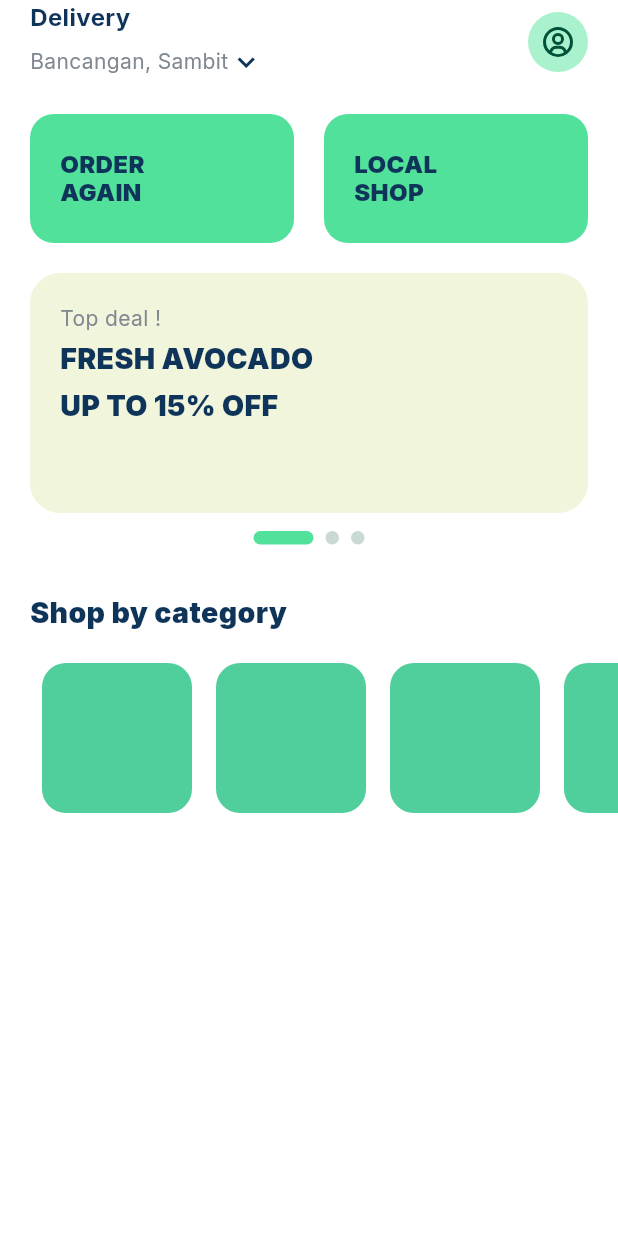
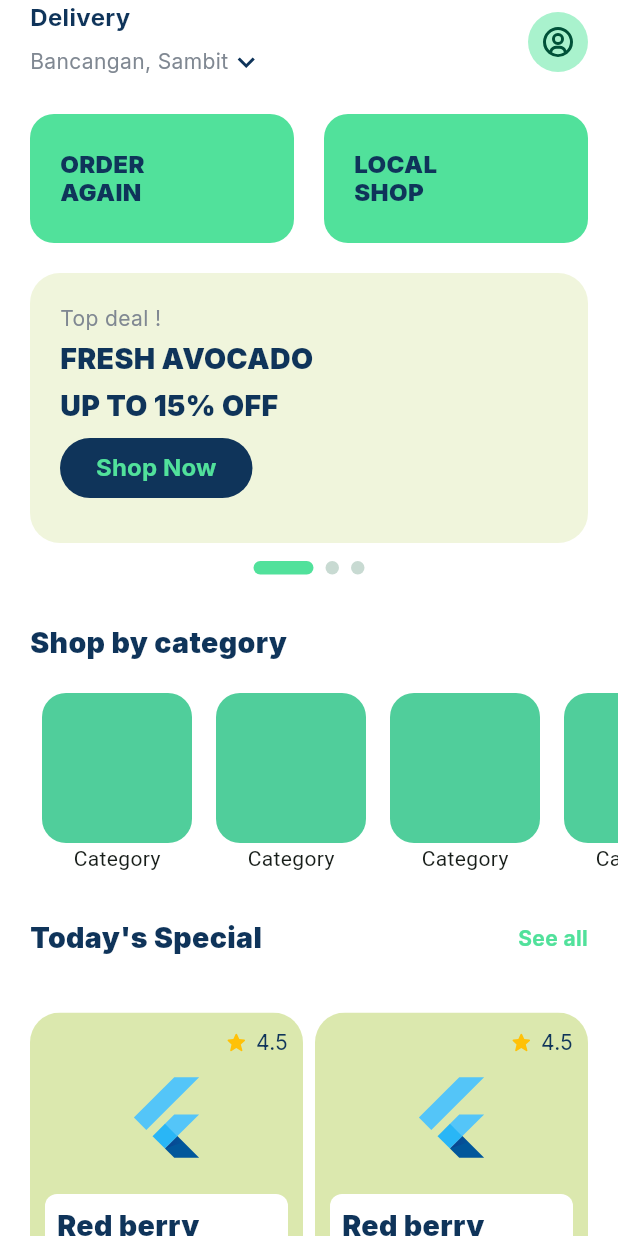
Before and after one commit to CristovoXDGM/bento_challange, a Flutter app: the screen it shows after launch, on a phone screen of 412 x 824 dp. Run offline on Flutter 3.47's test engine with Material 3 defaults, Android fonts, the phone set to English and light mode, and no system bars; drawn by our look-alikes of flutter_animate; our stand-ins replace boxicons.

Commit message:
feat: add special offers list

```diff
--- a/lib/home/ui/components/shop_categories_list.dart
+++ b/lib/home/ui/components/shop_categories_list.dart
@@ -18,7 +18,9 @@ class _ShopCategoriesListState extends State<ShopCategoriesList> {
       scrollDirection: Axis.horizontal,
       padding: EdgeInsets.zero,
       itemBuilder: (context, index) {
-        return Container(
+        return Column(
+          children: [
+            Container(
               margin: const EdgeInsets.symmetric(horizontal: 8),
               decoration: BoxDecoration(
                 color: AppColors.primary,
@@ -26,6 +28,9 @@ class _ShopCategoriesListState extends State<ShopCategoriesList> {
               ),
               width: 100,
               height: 100,
+            ),
+            const Text("Category")
+          ],
         );
       },
     );
--- a/lib/home/ui/components/shop_offers_carousel.dart
+++ b/lib/home/ui/components/shop_offers_carousel.dart
@@ -5,7 +5,7 @@ import 'carousel_indicartor.dart';
 class ShopOffersCarousel extends StatefulWidget {
   const ShopOffersCarousel({
     super.key,
-    this.carouselHeight = 160,
+    this.carouselHeight = 180,
     this.carouselWidgets = const [],
   });
   final double carouselHeight;
@@ -20,7 +20,7 @@ class _ShopOffersCarouselState extends State<ShopOffersCarousel> {
 
   @override
   Widget build(BuildContext context) {
-    final size = MediaQuery.sizeOf(context);
+    // final size = MediaQuery.sizeOf(context);
 
     return Column(
       children: [
--- /dev/null
+++ b/lib/home/ui/components/special_offers_list.dart
@@ -0,0 +1,140 @@
+import 'package:bento_food_challange/home/ui/widgets/title_text.dart';
+import 'package:bento_food_challange/shared/constants/app_colors.dart';
+import 'package:boxicons/boxicons.dart';
+import 'package:flutter/material.dart';
+
+class SpecialOffersList extends StatefulWidget {
+  const SpecialOffersList({super.key});
+
+  @override
+  State<SpecialOffersList> createState() => _SpecialOffersListState();
+}
+
+class _SpecialOffersListState extends State<SpecialOffersList> {
+  @override
+  Widget build(BuildContext context) {
+    // final size = MediaQuery.of(context).size;
+    return GridView.builder(
+      shrinkWrap: true,
+      physics: const NeverScrollableScrollPhysics(),
+      clipBehavior: Clip.none,
+      padding: const EdgeInsets.all(20),
+      gridDelegate: const SliverGridDelegateWithFixedCrossAxisCount(
+        crossAxisCount: 2,
+        crossAxisSpacing: 8,
+        mainAxisSpacing: 8,
+        mainAxisExtent: 200,
+      ),
+      itemBuilder: (context, index) {
+        return ClipRRect(
+          borderRadius: BorderRadius.circular(20),
+          child: Container(
+            decoration: BoxDecoration(
+              color: AppColors.secondaryHover,
+            ),
+            width: 400,
+            height: 800,
+            child: Stack(
+              children: [
+                Positioned(
+                  right: 10,
+                  top: 10,
+                  child: Row(
+                    mainAxisSize: MainAxisSize.max,
+                    crossAxisAlignment: CrossAxisAlignment.center,
+                    mainAxisAlignment: MainAxisAlignment.center,
+                    children: [
+                      const Icon(
+                        Boxicons.bxs_star,
+                        size: 14,
+                        color: Colors.amber,
+                      ),
+                      const SizedBox(
+                        width: 6,
+                      ),
+                      Text(
+                        "4.5",
+                        style: TextStyle(
+                            fontFamily: "Inter", color: AppColors.mainTextColor),
+                      ),
+                    ],
+                  ),
+                ),
+                const Positioned(
+                  top: 40,
+                  left: 0,
+                  right: 0,
+                  child: FlutterLogo(
+                    size: 60,
+                  ),
+                ),
+                Positioned(
+                  bottom: 0,
+                  right: 0,
+                  left: 0,
+                  child: Container(
+                    padding: const EdgeInsetsDirectional.all(8),
+                    decoration: BoxDecoration(
+                      color: Colors.white,
+                      borderRadius: BorderRadius.circular(8),
+                    ),
+                    margin: const EdgeInsets.fromLTRB(10, 0, 10, 10),
+                    width: 100,
+                    child: Column(
+                      children: [
+                        const Row(
+                          children: [TitleText(text: "Red berry"), Spacer()],
+                        ),
+                        Row(
+                          children: [
+                            Text(
+                              "\$8.15",
+                              style: TextStyle(
+                                fontFamily: "Inter",
+                                fontSize: 18,
+                                fontWeight: FontWeight.bold,
+                                color: AppColors.mainTextColor,
+                              ),
+                            ),
+                            const SizedBox(
+                              width: 8,
+                            ),
+                            Text(
+                              "\$8.15",
+                              style: TextStyle(
+                                fontFamily: "Inter",
+                                fontSize: 14,
+                                decoration: TextDecoration.lineThrough,
+                                decorationColor: AppColors.greyTextColor,
+                                color: AppColors.greyTextColor,
+                              ),
+                            ),
+                            const Spacer(),
+                          ],
+                        ),
+                      ],
+                    ),
+                  ),
+                ),
+                Positioned(
+                  bottom: 10,
+                  right: 10,
+                  child: Container(
+                    decoration: BoxDecoration(
+                      color: AppColors.primaryActive,
+                      borderRadius: const BorderRadius.only(
+                          topLeft: Radius.circular(8), bottomRight: Radius.circular(8)),
+                    ),
+                    height: 28,
+                    width: 28,
+                    child: const Icon(Boxicons.bx_plus),
+                  ),
+                ),
+              ],
+            ),
+          ),
+        );
+      },
+    );
+  }
+}
--- a/lib/home/ui/pages/home_page.dart
+++ b/lib/home/ui/pages/home_page.dart
@@ -1,5 +1,6 @@
 import 'package:bento_food_challange/home/ui/components/shop_offers_carousel.dart';
 import 'package:bento_food_challange/home/ui/components/simple_card_component.dart';
+import 'package:bento_food_challange/home/ui/components/special_offers_list.dart';
 import 'package:bento_food_challange/home/ui/widgets/card_item_offer.dart';
 import 'package:bento_food_challange/home/ui/widgets/title_text.dart';
 import 'package:bento_food_challange/shared/constants/app_colors.dart';
@@ -20,7 +21,7 @@ class _HomePageState extends State<HomePage> {
   @override
   Widget build(BuildContext context) {
     final sizer = MediaQuery.of(context).size;
-
+    Animate.restartOnHotReload = true;
     return Scaffold(
       backgroundColor: Colors.white,
       appBar: AppBar(
@@ -110,8 +111,12 @@ class _HomePageState extends State<HomePage> {
               const ShopOffersCarousel(
                 carouselWidgets: [
                   CardItemOffer(),
-                  CardItemOffer(),
-                  CardItemOffer(),
+                  CardItemOffer(
+                    title: "Fresh ham",
+                  ),
+                  CardItemOffer(
+                    title: "Fresh cabage",
+                  ),
                 ],
               ),
               const SizedBox(
@@ -124,14 +129,52 @@ class _HomePageState extends State<HomePage> {
                 height: 20,
               ),
               Container(
-                height: 100,
+                height: 130,
                 padding: const EdgeInsets.symmetric(horizontal: 20),
                 child: const ShopCategoriesList(),
-              )
+              ),
+              const SizedBox(
+                height: 20,
+              ),
+              Padding(
+                  padding: const EdgeInsets.only(left: 20, right: 20),
+                  child: Row(
+                    children: [
+                      const TitleText(text: "Today's Special"),
+                      const Spacer(),
+                      GestureDetector(
+                        child: Text(
+                          "See all",
+                          style: TextStyle(
+                            fontFamily: "Inter",
+                            fontWeight: FontWeight.bold,
+                            fontSize: 14,
+                            color: AppColors.primaryActive,
+                          ),
+                        ),
+                      )
+                    ],
+                  )),
+              const SizedBox(
+                height: 16,
+              ),
+              const SizedBox(height: 400, child: SpecialOffersList()),
+              const SizedBox(
+                height: 80,
+              ),
             ],
           ),
         ),
-      ).animate().fadeIn(begin: 0, duration: const Duration(milliseconds: 800)),
+      )
+          .animate()
+          .fadeIn(
+            begin: 0,
+            duration: const Duration(milliseconds: 600),
+          )
+          .slide(
+            duration: const Duration(milliseconds: 800),
+            curve: Curves.easeOut,
+          ),
     );
   }
 }
--- a/lib/home/ui/widgets/card_item_offer.dart
+++ b/lib/home/ui/widgets/card_item_offer.dart
@@ -3,7 +3,16 @@ import 'package:bento_food_challange/shared/constants/app_colors.dart';
 import 'package:flutter/material.dart';
 
 class CardItemOffer extends StatelessWidget {
-  const CardItemOffer({super.key});
+  const CardItemOffer({
+    super.key,
+    this.dealTitle = "Top deal !",
+    this.title = "Fresh avocado",
+    this.subtitle = "up to 15% off",
+  });
+
+  final String dealTitle;
+  final String title;
+  final String subtitle;
 
   @override
   Widget build(BuildContext context) {
@@ -19,7 +28,7 @@ class CardItemOffer extends StatelessWidget {
               crossAxisAlignment: CrossAxisAlignment.start,
               children: [
                 Text(
-                  "Top deal !",
+                  dealTitle,
                   style: TextStyle(
                     fontFamily: "Inter",
                     fontSize: 14,
@@ -29,17 +38,31 @@ class CardItemOffer extends StatelessWidget {
                 const SizedBox(
                   height: 4,
                 ),
-                TitleText(text: "Fresh avocado".toUpperCase()),
+                TitleText(text: title.toUpperCase()),
                 const SizedBox(
                   height: 4,
                 ),
-                TitleText(text: "up to 15% off".toUpperCase()),
+                TitleText(text: subtitle.toUpperCase()),
                 const SizedBox(
                   height: 4,
                 ),
+                FilledButton(
+                  onPressed: () {},
+                  style: ButtonStyle(
+                      backgroundColor: WidgetStatePropertyAll(AppColors.mainTextColor)),
+                  child: Text(
+                    "Shop Now",
+                    style: TextStyle(
+                      fontFamily: "Inter",
+                      fontWeight: FontWeight.bold,
+                      fontSize: 16,
+                      color: AppColors.primaryActive,
+                    ),
+                  ),
+                )
               ],
             ),
-          )
+          ),
         ],
       ),
     );
```
Lines whose indentation alone changed are shown as unchanged.
